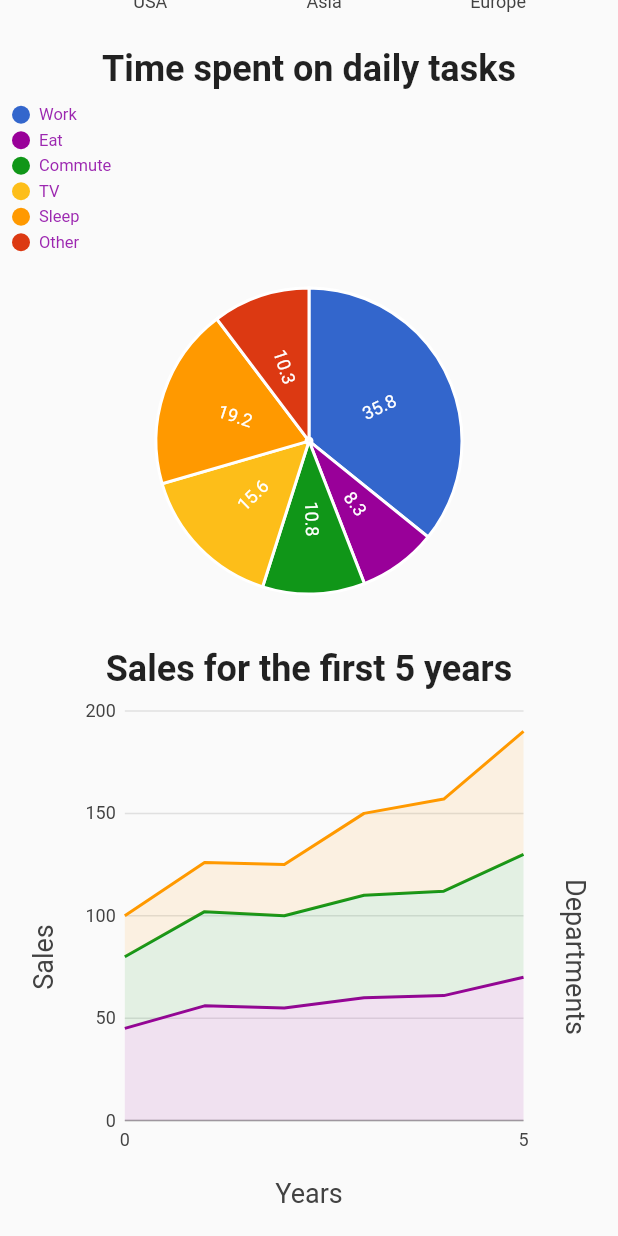
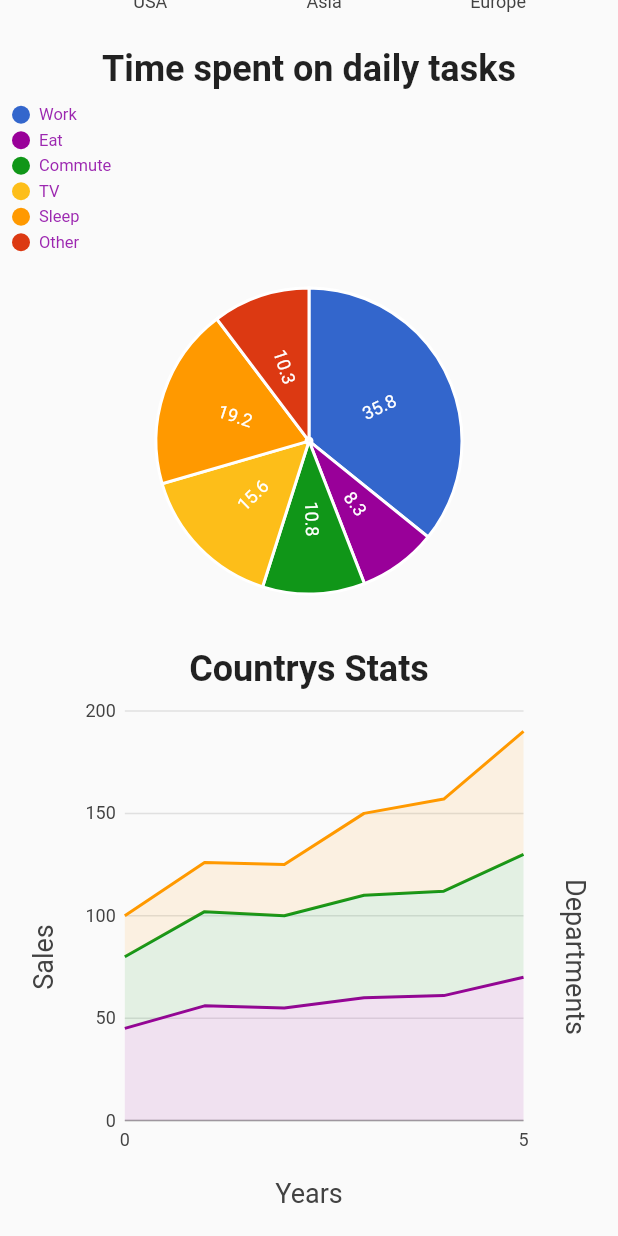
Before and after one commit to kapiljhajhria/covid_info, a Flutter app: the ChartsTab widget shown alone on an empty page, opened directly, scrolled down 376 dp, on a phone screen of 412 x 824 dp. Run offline on Flutter 3.47's test engine with Material 2 defaults, Android fonts, the phone set to English and light mode, and no system bars; our stand-ins replace charts_flutter, flushbar, font_awesome_flutter, hive, hive_flutter, package_info; accounts and stored records are empty; network calls fail; Roboto replaces fonts that are missing (Georgia).

Commit message:
chartsTab fixes

```diff
--- a/lib/charts-tab.dart
+++ b/lib/charts-tab.dart
@@ -3,20 +3,6 @@ import 'network_helper.dart';
 import 'package:charts_flutter/flutter.dart' as charts;
 import 'package:font_awesome_flutter/font_awesome_flutter.dart';
 
-//class ChartsTab extends StatefulWidget {
-//  List<IndiaCovidData> indiaDataList;
-//  final Widget child;
-//  ChartsTab({Key key, this.indiaDataList,this.child}) : super(key: key);
-//  @override
-//  _ChartsTabState createState() => _ChartsTabState();
-//}
-//
-//class _ChartsTabState extends State<ChartsTab> {
-//  @override
-//  Widget build(BuildContext context) {
-//    return Container();
-//  }
-//}
 
 class ChartsTab extends StatefulWidget {
   List<IndiaCovidData> indiaDataList;
@@ -29,6 +15,7 @@ class ChartsTab extends StatefulWidget {
 }
 
 class _ChartsTabState extends State<ChartsTab> {
+  List<IndiaCovidData> indiaDataList;
   List<charts.Series<Pollution, String>> _seriesData;
   List<charts.Series<Task, String>> _seriesPieData;
   List<charts.Series<Sales, int>> _seriesLineData;
@@ -75,6 +62,9 @@ class _ChartsTabState extends State<ChartsTab> {
       new Sales(4, 51),
       new Sales(5, 60),
     ];
+//Sales(days,deaths)
+//Sales(days,recovered)
+//Sales(days,totalCases)
 
     var linesalesdata2 = [
       new Sales(0, 20),
@@ -166,6 +156,7 @@ class _ChartsTabState extends State<ChartsTab> {
 
   @override
   void initState() {
+    indiaDataList=widget.indiaDataList;
     // TODO: implement initState
     super.initState();
     _seriesData = List<charts.Series<Pollution, String>>();
@@ -247,7 +238,7 @@ class _ChartsTabState extends State<ChartsTab> {
             child: Column(
               children: <Widget>[
                 Text(
-                  'Sales for the first 5 years',
+                  'Countrys Stats',
                   style: TextStyle(fontSize: 24.0, fontWeight: FontWeight.bold),
                 ),
                 Expanded(
```
